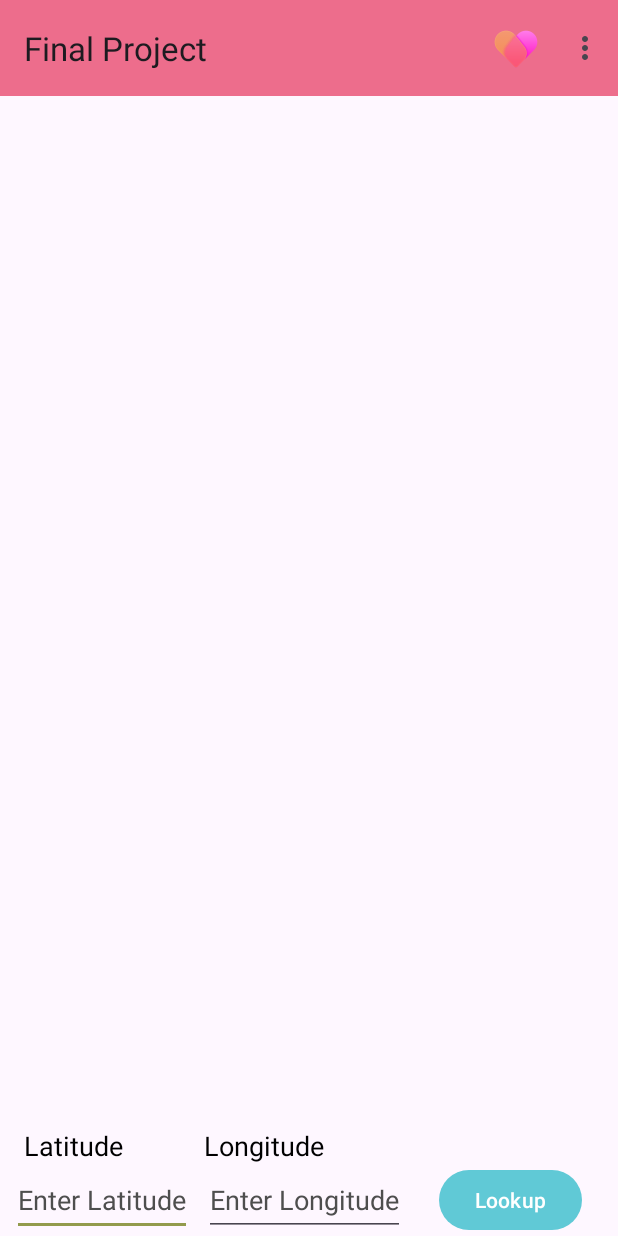
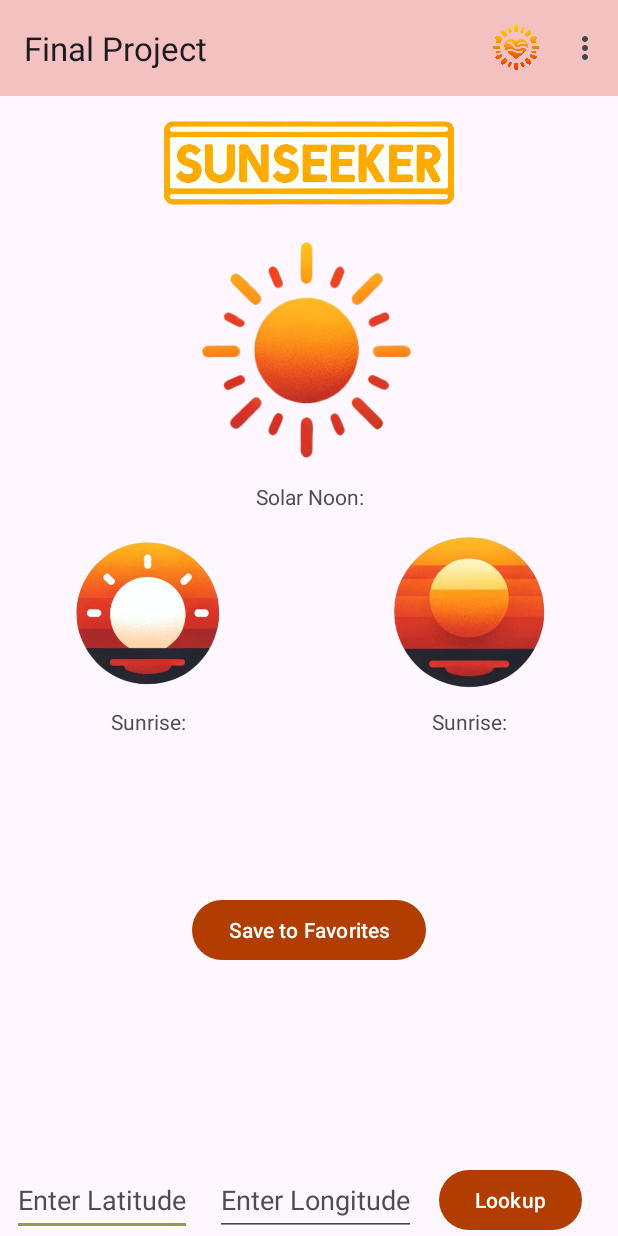
Before and after one commit to aiplx/CST2335_031_W24_FinalProject, an Android app: the Sun_MainActivity screen opened directly, with no data from a screen before it, on a phone screen of 412 x 824 dp. Run offline under Robolectric (Android 15) with nearby library versions, the phone set to English and light mode, and no system bars; our stand-ins replace Room's generated code, Volley.

Commit message:
changed style

```diff
--- a/app/src/main/res/layout/activity_sun_main.xml
+++ b/app/src/main/res/layout/activity_sun_main.xml
@@ -9,51 +9,26 @@
         android:id="@+id/mainToolbar"
         android:layout_width="0dp"
         android:layout_height="?attr/actionBarSize"
+        android:background="@color/wine"
+        android:contentDescription="@string/toolbar"
         android:paddingStart="0dp"
         android:paddingEnd="0dp"
-        android:background="@color/Pink"
-        android:contentDescription="@string/toolbar"
         app:layout_constraintEnd_toEndOf="parent"
         app:layout_constraintStart_toStartOf="parent"
         app:layout_constraintTop_toTopOf="parent" />
 
 
-    <TextView
-        android:id="@+id/textViewResult"
-        android:layout_width="379dp"
-        android:layout_height="wrap_content"
-        android:textAlignment="center"
-        android:textColor="@color/black"
-        android:textSize="24sp"
-        android:visibility="invisible"
-        app:layout_constraintBottom_toTopOf="@+id/textViewLatitudeLabel"
-        app:layout_constraintEnd_toEndOf="parent"
-        app:layout_constraintHorizontal_bias="0.5"
-        app:layout_constraintStart_toStartOf="parent"
-        app:layout_constraintTop_toBottomOf="@+id/mainToolbar"
-        app:layout_constraintVertical_bias="0.5" />
-
     <Button
         android:id="@+id/btnSaveToFavorites"
         android:layout_width="wrap_content"
         android:layout_height="wrap_content"
+
         android:text="@string/save_to_favorites"
-        android:visibility="gone"
+        android:textColorLink="#00DD1515"
+        app:layout_constraintBottom_toTopOf="@+id/editTextLongitude"
         app:layout_constraintEnd_toEndOf="parent"
         app:layout_constraintStart_toStartOf="parent"
-        app:layout_constraintTop_toBottomOf="@+id/textViewResult" />
-
-
-    <TextView
-        android:id="@+id/textViewLatitudeLabel"
-        android:layout_width="wrap_content"
-        android:layout_height="wrap_content"
-        android:layout_marginStart="8dp"
-        android:text="@string/latitude"
-        android:textColor="@color/black"
-        android:textSize="18sp"
-        app:layout_constraintBottom_toTopOf="@+id/editTextLatitude"
-        app:layout_constraintStart_toStartOf="@+id/editTextLatitude" />
+        app:layout_constraintTop_toBottomOf="@+id/image_sundown" />
 
     <EditText
         android:id="@+id/editTextLatitude"
@@ -67,26 +42,12 @@
         android:textColor="@color/black"
         android:textColorHint="@color/darker_gray"
         app:layout_constraintBottom_toBottomOf="parent"
-        app:layout_constraintEnd_toStartOf="@+id/buttonLookup"
-        app:layout_constraintHorizontal_bias="0.0"
         app:layout_constraintStart_toStartOf="parent" />
-
-    <TextView
-        android:id="@+id/textViewLongitudeLabel"
-        android:layout_width="wrap_content"
-        android:layout_height="wrap_content"
-        android:layout_marginStart="8dp"
-        android:text="@string/longitude"
-        android:textColor="@color/black"
-        android:textSize="18sp"
-        app:layout_constraintBottom_toTopOf="@+id/editTextLongitude"
-        app:layout_constraintStart_toEndOf="@+id/editTextLatitude" />
 
     <EditText
         android:id="@+id/editTextLongitude"
         android:layout_width="wrap_content"
         android:layout_height="wrap_content"
-        android:layout_marginStart="8dp"
         android:hint="@string/enter_longitude"
         android:importantForAutofill="no"
         android:inputType="numberDecimal"
@@ -95,10 +56,7 @@
         android:textColorHint="@color/darker_gray"
         app:layout_constraintBottom_toBottomOf="parent"
         app:layout_constraintEnd_toStartOf="@+id/buttonLookup"
-        app:layout_constraintHorizontal_bias="0.0"
-        app:layout_constraintStart_toEndOf="@+id/editTextLatitude"
-        app:layout_constraintTop_toTopOf="@+id/editTextLatitude"
-        app:layout_constraintVertical_bias="0.8" />
+        app:layout_constraintStart_toEndOf="@+id/editTextLatitude" />
 
     <Button
         android:id="@+id/buttonLookup"
@@ -108,4 +66,78 @@
         android:text="@string/lookup_search"
         app:layout_constraintBottom_toBottomOf="parent"
         app:layout_constraintEnd_toEndOf="parent" />
+
+    <ImageView
+        android:id="@+id/image_sundown"
+        android:layout_width="110dp"
+        android:layout_height="110dp"
+        android:layout_marginStart="60dp"
+        android:layout_marginTop="32dp"
+        app:layout_constraintEnd_toEndOf="parent"
+        app:layout_constraintHorizontal_bias="0.5"
+        app:layout_constraintStart_toEndOf="@+id/image_sunset"
+        app:layout_constraintTop_toTopOf="@+id/textViewSolarNoon"
+        app:srcCompat="@drawable/ic_dawn" />
+
+    <TextView
+        android:id="@+id/textViewSolarNoon"
+        android:layout_width="wrap_content"
+        android:layout_height="wrap_content"
+        android:layout_marginTop="8dp"
+        android:text="@string/solar_noon"
+        app:layout_constraintEnd_toEndOf="@+id/image_sun"
+        app:layout_constraintStart_toStartOf="@+id/image_sun"
+        app:layout_constraintTop_toBottomOf="@+id/image_sun" />
+
+    <TextView
+        android:id="@+id/textViewSunset"
+        android:layout_width="wrap_content"
+        android:layout_height="wrap_content"
+        android:layout_marginTop="8dp"
+        android:text="@string/sunrisecolon"
+        app:layout_constraintEnd_toEndOf="@+id/image_sundown"
+        app:layout_constraintStart_toStartOf="@+id/image_sundown"
+        app:layout_constraintTop_toBottomOf="@+id/image_sundown" />
+
+    <TextView
+        android:id="@+id/textViewSunrise"
+        android:layout_width="wrap_content"
+        android:layout_height="wrap_content"
+        android:layout_marginTop="8dp"
+        android:text="@string/sunriseColon"
+        app:layout_constraintEnd_toEndOf="@+id/image_sunset"
+        app:layout_constraintStart_toStartOf="@+id/image_sunset"
+        app:layout_constraintTop_toBottomOf="@+id/image_sunset" />
+
+    <ImageView
+        android:id="@+id/image_sunset"
+        android:layout_width="110dp"
+        android:layout_height="110dp"
+        android:layout_marginTop="32dp"
+        app:layout_constraintEnd_toStartOf="@+id/image_sundown"
+        app:layout_constraintHorizontal_bias="0.5"
+        app:layout_constraintStart_toStartOf="parent"
+        app:layout_constraintTop_toTopOf="@+id/textViewSolarNoon"
+        app:srcCompat="@drawable/ic_sunrise" />
+
+    <ImageView
+        android:id="@+id/image_sun"
+        android:layout_width="154dp"
+        android:layout_height="159dp"
+        android:layout_marginTop="16dp"
+        app:layout_constraintEnd_toEndOf="parent"
+        app:layout_constraintStart_toStartOf="parent"
+        app:layout_constraintTop_toBottomOf="@+id/imageView6"
+        app:srcCompat="@drawable/ic_noon" />
+
+    <ImageView
+        android:id="@+id/imageView6"
+        android:layout_width="254dp"
+        android:layout_height="58dp"
+        android:layout_marginTop="16dp"
+        app:layout_constraintEnd_toEndOf="parent"
+        app:layout_constraintStart_toStartOf="parent"
+        app:layout_constraintTop_toBottomOf="@+id/mainToolbar"
+        app:srcCompat="@drawable/sun_logo" />
+
 </androidx.constraintlayout.widget.ConstraintLayout>
--- a/app/src/main/res/layout/favorite_location_item.xml
+++ b/app/src/main/res/layout/favorite_location_item.xml
@@ -11,11 +11,11 @@
 
     <ImageView
         android:id="@+id/imageViewSun"
-        android:layout_width="wrap_content"
-        android:layout_height="wrap_content"
+        android:layout_width="101dp"
+        android:layout_height="81dp"
         android:layout_marginEnd="24dp"
         android:contentDescription="@string/a_little_sun_icon"
-        android:src="@drawable/ic_sun"
+        android:src="@drawable/ic_noon"
         app:layout_constraintBottom_toBottomOf="parent"
         app:layout_constraintEnd_toStartOf="@+id/longitude_text"
         app:layout_constraintStart_toStartOf="parent"
--- a/app/src/main/res/values/colors.xml
+++ b/app/src/main/res/values/colors.xml
@@ -1,6 +1,6 @@
 <?xml version="1.0" encoding="utf-8"?>
 <resources>
-    <color  name="my_primary">@color/light_blue</color>
+    <color  name="my_primary">#B13E00</color>
     <color  name="my_secondary">#939B4D</color>
     <color  name="my_statusbar">#802C21</color>
     <color  name="my_text">@color/darker_gray</color>
@@ -11,7 +11,7 @@
     <color name="darker_gray">#4E4E4E</color>
     <color name="navy_blue">#09007E</color>
     <color name="light_blue">#60C9D6</color>
-    <color name="transparent" />
     <color name="Pink">#ED6D8C</color>
     <color name="Dark_Pink">@color/light_blue</color>
+    <color name="wine">#48D93625</color>
 </resources>
--- a/app/src/main/res/values/strings.xml
+++ b/app/src/main/res/values/strings.xml
@@ -36,7 +36,6 @@
     <string name="network_error">Network error</string>
     <string name="location_saved">Location saved to favorites</string>
     <string name="parsing_error">Error parsing data</string>
-    <string name="sunrise_sunset_result">Sunrise: %1$s\nSunset: %2$s</string>
     <string name="latitude_text" translatable="false">Lat: %1$s</string>
     <string name="longitude_text" translatable="false">Lng: %1$s</string>
     <string name="delete_entry">Delete Entry</string>
@@ -46,11 +45,17 @@
     <string name="Latitude">latitude</string>
     <string name="Longitude">longitude</string>
     <string name="item_deleted" >item deleted</string>
-    <string name="llatitude">latitude</string>
-    <string name="llongitude">longitude</string>
     <string name="results">results</string>
     <string name="sunrise">sunrise</string>
     <string name="sunset">sunset</string>
+    <string name="not_available">Not Available</string>
+    <string name="template_sunrise">Sunrise: %1$s</string>
+    <string name="template_sunset">Sunset: %1$s</string>
+    <string name="template_solar_noon">Solar Noon: %1$s</string>
+    <string name="solar_noon">Solar Noon:</string>
+    <string name="sunsetColon">Sunset:</string>
+    <string name="sunrisecolon">Sunrise:</string>
+    <string name="sunriseColon">Sunrise:</string>
 
 
 </resources>
```
Also changed, not shown: app/src/main/java/algonquin/cst2335/lian0122/Sun_MainActivity.java (+10 -5 lines), app/src/main/res/layout/activity_sun_favorites.xml (+23 -20 lines), app/src/main/res/drawable/ic_favorite.png, app/src/main/res/drawable/ic_search.png (added), app/src/main/res/drawable/logo.png (added), app/src/main/res/drawable/sun_logo.png (added), 1 other file.
